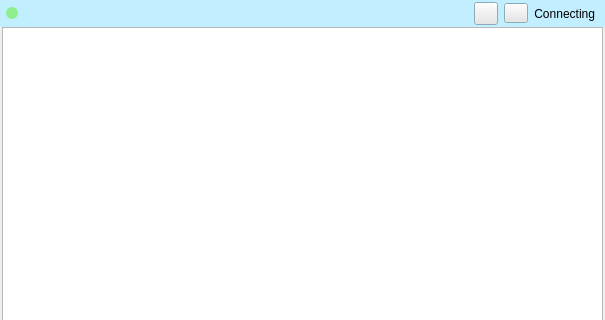
Above: examples/qt/chat.ui from meganz/MEGAchat before the change; both pictures show x 0 to 605 and y 0 to 320 of the 605 by 475 pixel window. Below: the same form after it.
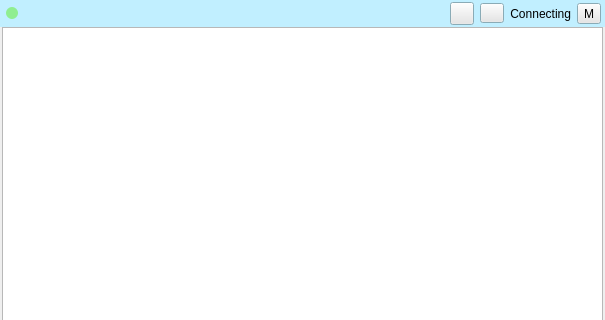
That is the form after the change. Icons and pictures are not drawn. Custom widgets are drawn as their Qt base class.

Commit message: Implemented group chat user management, without adding users

```diff
--- a/examples/qt/chat.ui
+++ b/examples/qt/chat.ui
@@ -155,7 +155,7 @@
         <property name="styleSheet">
          <string notr="true"/>
         </property>
-        <layout class="QHBoxLayout" name="horizontalLayout_2" stretch="0,0,1,0,0,0">
+        <layout class="QHBoxLayout" name="horizontalLayout_2" stretch="0,0,1,0,0,0,0">
          <property name="spacing">
           <number>6</number>
          </property>
@@ -166,7 +166,7 @@
           <number>2</number>
          </property>
          <property name="rightMargin">
-          <number>10</number>
+          <number>4</number>
          </property>
          <property name="bottomMargin">
           <number>2</number>
@@ -332,6 +332,13 @@
            </property>
           </widget>
          </item>
+         <item>
+          <widget class="QToolButton" name="mMembersBtn">
+           <property name="text">
+            <string>M</string>
+           </property>
+          </widget>
+         </item>
         </layout>
        </widget>
       </item>
```
The commit also changes 6 other files.
